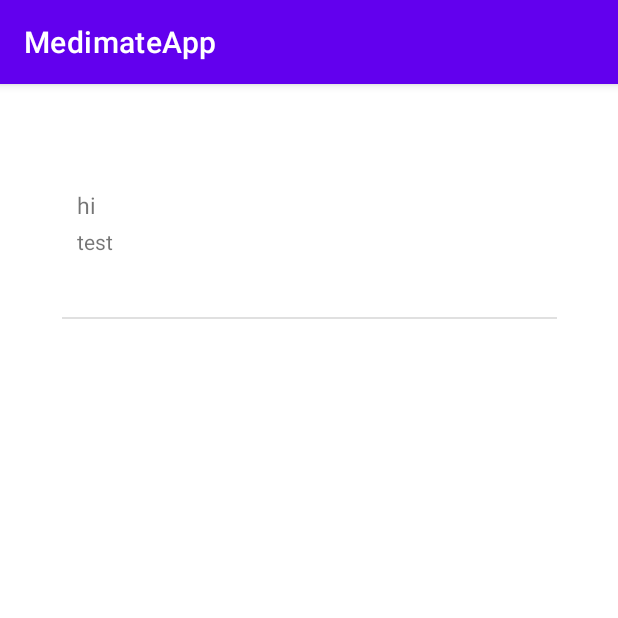
After one commit to Lunacha/Medimate, an Android app: the DrugListActivity screen opened directly, with no data from a screen before it, on a phone screen of 412 x 824 dp, the top half of it. The commit adds this screen. Run offline under Robolectric (Android 15) with nearby library versions, the phone set to English and light mode, and no system bars.

Commit message:
add searching page and drug list page

```diff
--- a/Client/medimateapp/app/src/main/AndroidManifest.xml
+++ b/Client/medimateapp/app/src/main/AndroidManifest.xml
@@ -16,6 +16,7 @@
                 <category android:name="android.intent.category.LAUNCHER" />
             </intent-filter>
         </activity>
+        <activity android:name=".DrugListActivity"/>
     </application>
 
 </manifest>
--- /dev/null
+++ b/Client/medimateapp/app/src/main/java/com/example/medimateapp/DrugItem.java
@@ -0,0 +1,26 @@
+package com.example.medimateapp;
+
+public class DrugItem
+{
+    private String drugTitle;
+    private String drugContent;
+
+    public void setTitle(String title)
+    {
+        drugTitle = title;
+    }
+    public void setContent(String content)
+    {
+        drugContent = content;
+    }
+
+    public String getTitle()
+    {
+        return this.drugTitle;
+    }
+
+    public String getContent()
+    {
+        return this.drugContent;
+    }
+}
--- /dev/null
+++ b/Client/medimateapp/app/src/main/java/com/example/medimateapp/DrugListActivity.java
@@ -0,0 +1,29 @@
+package com.example.medimateapp;
+
+import androidx.appcompat.app.AppCompatActivity;
+
+import android.os.Bundle;
+import android.widget.ListView;
+
+public class DrugListActivity extends AppCompatActivity
+{
+    private ListView drugList;
+    private DrugListAdapter drugAdapter;
+
+    @Override
+    protected void onCreate(Bundle savedInstanceState)
+    {
+        super.onCreate(savedInstanceState);
+        setContentView(R.layout.activity_druglist);
+
+        drugAdapter = new DrugListAdapter();
+
+        drugList = (ListView) findViewById(R.id.listview);
+        drugList.setAdapter(drugAdapter);
+
+        drugAdapter.addItem("hi","test");
+
+
+        drugAdapter.notifyDataSetChanged();
+    }
+}
--- /dev/null
+++ b/Client/medimateapp/app/src/main/java/com/example/medimateapp/DrugListAdapter.java
@@ -0,0 +1,73 @@
+package com.example.medimateapp;
+
+import android.content.Context;
+import android.view.LayoutInflater;
+import android.view.View;
+import android.view.ViewGroup;
+import android.widget.BaseAdapter;
+import android.widget.TextView;
+import java.util.ArrayList;
+
+public class DrugListAdapter extends BaseAdapter
+{
+    private TextView contentTextView;
+    private TextView titleTextView;
+
+    private ArrayList<DrugItem> drugItemList = new ArrayList<DrugItem>();
+
+    public DrugListAdapter()
+    {
+
+    }
+
+    @Override
+    public int getCount()
+    {
+        return drugItemList.size();
+    }
+
+    @Override
+    public View getView(int position, View convertView, ViewGroup parent)
+    {
+        final int pos = position;
+        final Context context = parent.getContext();
+
+        if (convertView == null)
+        {
+            LayoutInflater inflater = (LayoutInflater) context.getSystemService(Context.LAYOUT_INFLATER_SERVICE);
+            convertView = inflater.inflate(R.layout.adapter_drug, parent, false);
+        }
+
+        titleTextView = (TextView) convertView.findViewById(R.id.title);
+        contentTextView = (TextView) convertView.findViewById(R.id.content);
+
+        DrugItem drugItem = drugItemList.get(position);
+
+        titleTextView.setText(drugItem.getTitle());
+        contentTextView.setText(drugItem.getContent());
+
+        return convertView;
+    }
+
+    @Override
+    public long getItemId(int position)
+    {
+        return position;
+    }
+
+    @Override
+    public Object getItem(int position)
+    {
+        return drugItemList.get(position);
+    }
+
+    public void addItem(String title, String content)
+    {
+        DrugItem item = new DrugItem();
+
+        item.setTitle(title);
+        item.setContent(content);
+
+        drugItemList.add(item);
+    }
+}
--- /dev/null
+++ b/Client/medimateapp/app/src/main/res/layout/activity_druglist.xml
@@ -0,0 +1,20 @@
+<?xml version="1.0" encoding="utf-8"?>
+<androidx.constraintlayout.widget.ConstraintLayout
+    xmlns:android="http://schemas.android.com/apk/res/android"
+    xmlns:app="http://schemas.android.com/apk/res-auto"
+    xmlns:tools="http://schemas.android.com/tools"
+    android:layout_width="match_parent"
+    android:layout_height="match_parent"
+    tools:context=".DrugListActivity">
+
+    <ListView
+        android:id="@+id/listview"
+        android:layout_width="330dp"
+        android:layout_height="494dp"
+        android:layout_marginStart="35dp"
+        android:layout_marginTop="60dp"
+        android:layout_marginEnd="35dp"
+        app:layout_constraintEnd_toEndOf="parent"
+        app:layout_constraintStart_toStartOf="parent"
+        app:layout_constraintTop_toTopOf="parent" />
+</androidx.constraintlayout.widget.ConstraintLayout>
--- /dev/null
+++ b/Client/medimateapp/app/src/main/res/layout/adapter_drug.xml
@@ -0,0 +1,48 @@
+<?xml version="1.0" encoding="utf-8"?>
+<LinearLayout xmlns:android="http://schemas.android.com/apk/res/android"
+    android:layout_width="match_parent"
+    android:layout_height="match_parent"
+    android:orientation="horizontal">
+    <LinearLayout
+        android:layout_width="match_parent"
+        android:layout_height="match_parent"
+        android:orientation="vertical"
+        android:paddingLeft="10dp"
+        android:paddingTop="10dp"
+        android:paddingRight="10dp"
+        android:paddingBottom="10dp">
+        <LinearLayout
+            android:layout_width="match_parent"
+            android:layout_height="25dp"
+            android:layout_gravity="left"
+            android:layout_weight="1"
+            android:orientation="vertical"
+            android:paddingLeft="0dp">
+            <TextView
+                android:id="@+id/title"
+                android:layout_width="match_parent"
+                android:layout_height="50dp"
+                android:text="test"
+                android:textSize="15dp" />
+        </LinearLayout>
+        <LinearLayout
+            android:layout_width="match_parent"
+            android:layout_height="50dp"
+            android:layout_gravity="top"
+            android:layout_weight="1"
+            android:orientation="horizontal">
+            <LinearLayout
+                android:id="@+id/shapeLayout"
+                android:layout_width="0dp"
+                android:layout_height="wrap_content"
+                android:layout_weight="0.5">
+                <TextView
+                    android:id="@+id/content"
+                    android:layout_width="wrap_content"
+                    android:layout_height="match_parent"
+                    android:gravity="center"
+                    android:text="테스트입니다." />
+            </LinearLayout>
+        </LinearLayout>
+    </LinearLayout>
+</LinearLayout>
```
Also changed, not shown: Client/medimateapp/app/src/main/java/com/example/medimateapp/MainActivity.java (+12 -2 lines), Client/medimateapp/app/src/main/res/layout/activity_main.xml (+50 -32 lines).
